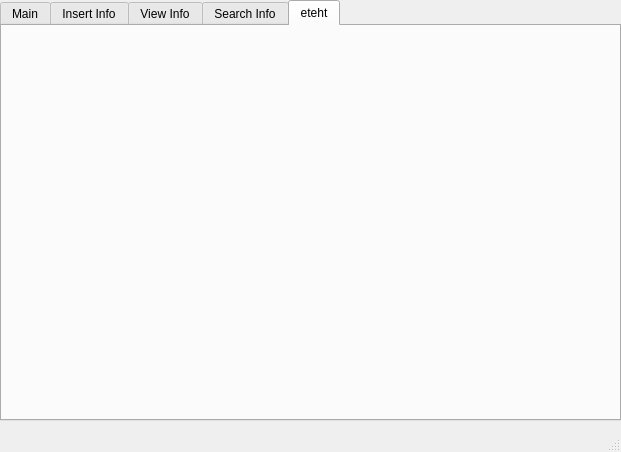
Old version of the form mainwindow.ui in the repository Bebelingur/CoS.
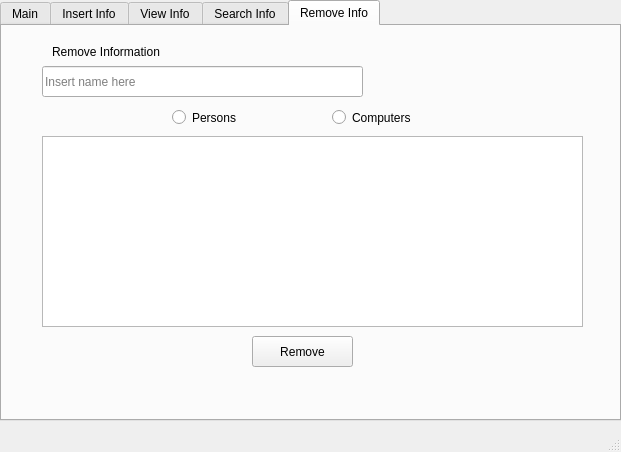
New version of the form. The open tabs and pages were chosen to show the change.

```diff
--- a/mainwindow.ui
+++ b/mainwindow.ui
@@ -61,8 +61,83 @@
     </widget>
     <widget class="QWidget" name="tab">
      <attribute name="title">
-      <string>eteht</string>
+      <string>Remove Info</string>
      </attribute>
+     <widget class="QLabel" name="removeLabel">
+      <property name="geometry">
+       <rect>
+        <x>50</x>
+        <y>10</y>
+        <width>291</width>
+        <height>31</height>
+       </rect>
+      </property>
+      <property name="text">
+       <string>Remove Information</string>
+      </property>
+     </widget>
+     <widget class="QLineEdit" name="removeLineEdit">
+      <property name="geometry">
+       <rect>
+        <x>40</x>
+        <y>40</y>
+        <width>321</width>
+        <height>31</height>
+       </rect>
+      </property>
+      <property name="placeholderText">
+       <string>Insert name here</string>
+      </property>
+     </widget>
+     <widget class="QRadioButton" name="personRadioButton">
+      <property name="geometry">
+       <rect>
+        <x>170</x>
+        <y>80</y>
+        <width>77</width>
+        <height>23</height>
+       </rect>
+      </property>
+      <property name="text">
+       <string>Persons</string>
+      </property>
+     </widget>
+     <widget class="QRadioButton" name="computerRadioButton">
+      <property name="geometry">
+       <rect>
+        <x>330</x>
+        <y>80</y>
+        <width>97</width>
+        <height>23</height>
+       </rect>
+      </property>
+      <property name="text">
+       <string>Computers</string>
+      </property>
+     </widget>
+     <widget class="QListView" name="personListView">
+      <property name="geometry">
+       <rect>
+        <x>40</x>
+        <y>110</y>
+        <width>541</width>
+        <height>191</height>
+       </rect>
+      </property>
+     </widget>
+     <widget class="QPushButton" name="removePushButton">
+      <property name="geometry">
+       <rect>
+        <x>250</x>
+        <y>310</y>
+        <width>101</width>
+        <height>31</height>
+       </rect>
+      </property>
+      <property name="text">
+       <string>Remove</string>
+      </property>
+     </widget>
     </widget>
    </widget>
   </widget>
```
Left out of the diff: 4 changed lines with no effect on the pictures.
